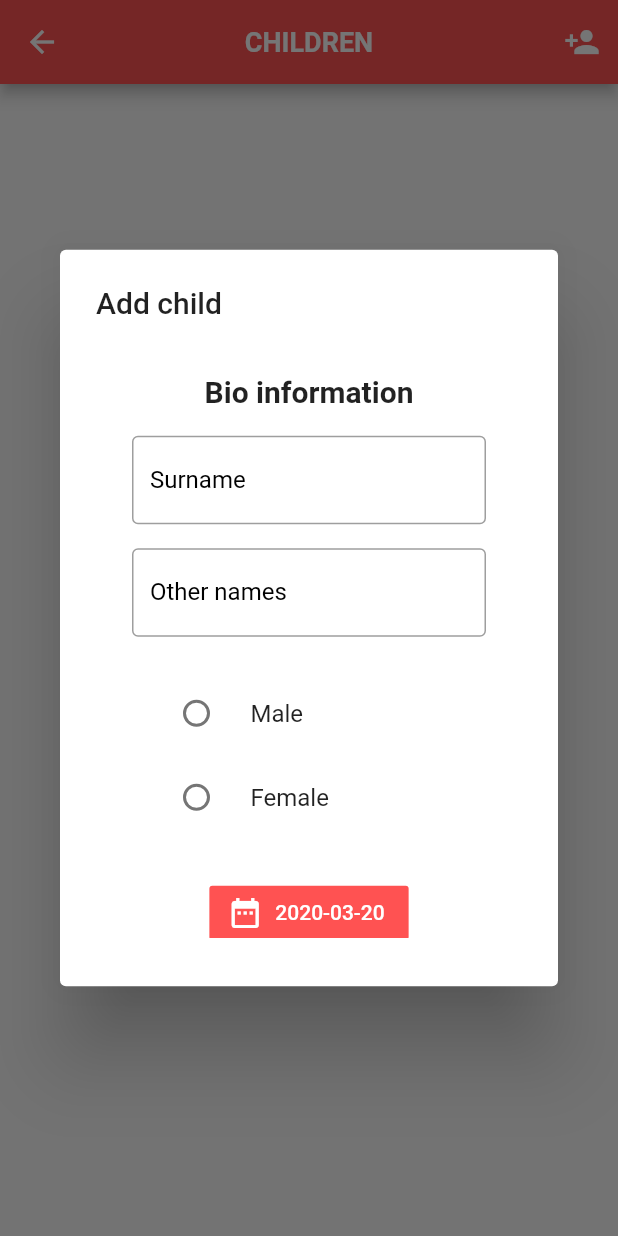
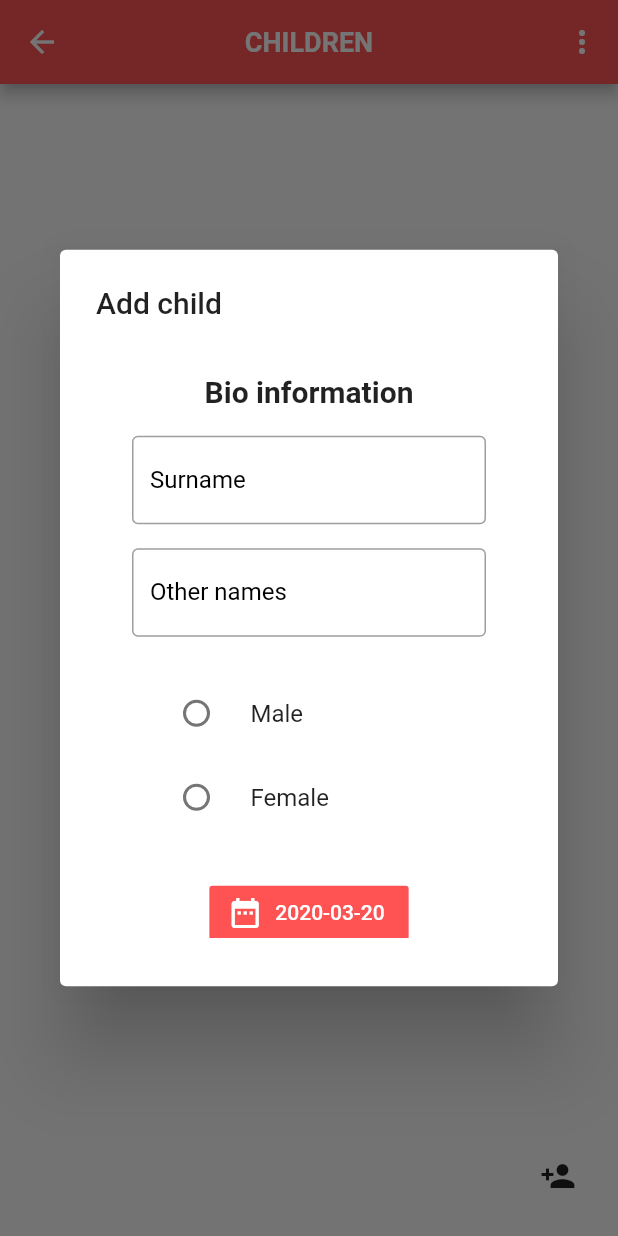
Before and after one commit to Byenkya/Onita-Education-Mobile-App, a Flutter app: the Children screen opened directly with empty values, after a tap on the "person add" icon, on a phone screen of 412 x 824 dp. Run offline on Flutter 3.47's test engine with Material 2 defaults, Android fonts, the phone set to English and light mode, and no system bars; our stand-ins replace cloud_firestore, flutter_speed_dial, percent_indicator; missing offline and left inert: flutter_tex; accounts and stored records are empty.

Commit message:
Changed Add child to a FAB

```diff
--- a/lib/views/parent/children.dart
+++ b/lib/views/parent/children.dart
@@ -28,16 +28,14 @@ class _ChildrenState extends State<Children> {
         ),
         centerTitle: true,
           actions: <Widget>[
-            IconButton(
-              icon: Icon(Icons.person_add),
-              onPressed: (){
-                showDialog(
-                    context: context,
-                  builder: (BuildContext context){
-                      return AddChild(document);
-                  }
-                );
-              },
+            PopupMenuButton(
+              onSelected: (String result){ print(result);},
+              itemBuilder: (BuildContext context) =>
+              <PopupMenuEntry<String>>[
+                PopupMenuItem(
+                  value: "Logout", child: Text('Logout'),
+                )
+              ],
             )
           ]
 
@@ -66,6 +64,17 @@ class _ChildrenState extends State<Children> {
 
           }
       ),
+      floatingActionButton: IconButton(
+        icon: Icon(Icons.person_add),
+        onPressed: (){
+          showDialog(
+              context: context,
+              builder: (BuildContext context){
+                return AddChild(document);
+              }
+          );
+        },
+      ),
     );
   }
 }
```
